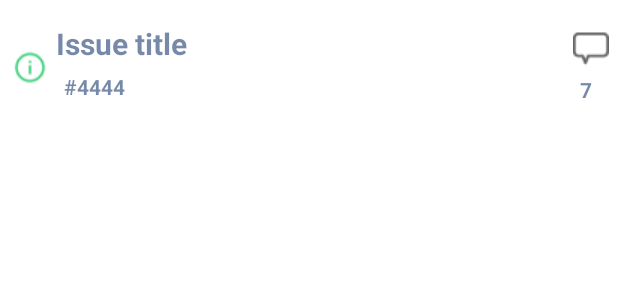
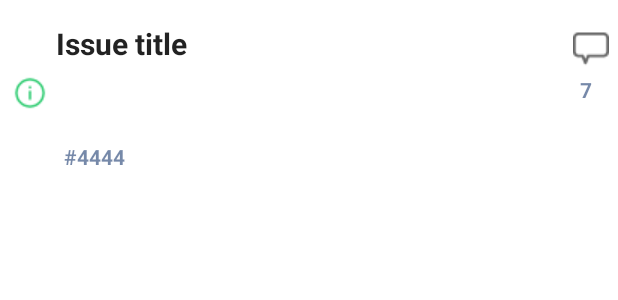
Before and after one commit to ank27/RxJava-GitApi, an Android app: the layout single_issue_view.xml on its own in the app's theme, with its tools: preview values and no code run, on a phone screen of 412 x 824 dp. Shown: the top 300 px of the screen. Run offline under Robolectric (Android 15) with nearby library versions, the phone set to English and light mode, and no system bars.

Commit message:
change toolbar

```diff
--- a/app/src/main/java/com/rxjava_github/MainActivity.java
+++ b/app/src/main/java/com/rxjava_github/MainActivity.java
@@ -4,6 +4,7 @@ import android.app.Activity;
 import android.app.AlertDialog;
 import android.content.DialogInterface;
 import android.content.Intent;
+import android.support.v4.content.ContextCompat;
 import android.support.v4.view.MenuItemCompat;
 import android.support.v7.app.AppCompatActivity;
 import android.os.Bundle;
@@ -55,7 +56,8 @@ public class MainActivity extends AppCompatActivity {
         no_issue_layout= (RelativeLayout) findViewById(R.id.no_issue_layout);
         toolbarIssues= (Toolbar) findViewById(R.id.toolbarMain);
         issue_container = (RecyclerView) findViewById(R.id.issue_container);
-
+        toolbarIssues.setTitle("Github Repo Issues");
+        toolbarIssues.setTitleTextColor(ContextCompat.getColor(activity,R.color.white));
         LinearLayoutManager layoutManager=new LinearLayoutManager(this);
         issue_container.setLayoutManager(layoutManager);
         issue_container.setHasFixedSize(true);
--- a/app/src/main/res/layout/single_issue_view.xml
+++ b/app/src/main/res/layout/single_issue_view.xml
@@ -8,14 +8,15 @@
     android:layout_marginTop="10dp">
     <RelativeLayout
         android:layout_width="match_parent"
-        android:layout_height="70dp"
+        android:layout_height="wrap_content"
         android:paddingLeft="8dp"
         android:background="@android:color/transparent">
         <ImageView
             android:layout_alignParentLeft="true"
             android:id="@+id/image"
+            android:layout_marginTop="40dp"
             android:layout_width="wrap_content"
-            android:layout_height="match_parent"
+            android:layout_height="wrap_content"
             android:src="@drawable/ic_info"
             android:scaleType="fitCenter" />
         <RelativeLayout
@@ -30,8 +31,11 @@
                 android:layout_width="match_parent"
                 android:layout_height="wrap_content"
                 android:text="Issue title"
+                android:maxLines="3"
+                android:lines="3"
                 style="@style/TextViewAppearanceMediumBold"
-                android:textColor="@color/blue_dark"
+                android:textColor="#000000"
+                android:alpha="0.87"
                 android:textSize="20sp"/>
             <TextView
                 android:id="@+id/number"
--- a/app/src/main/res/menu/menu_main.xml
+++ b/app/src/main/res/menu/menu_main.xml
@@ -4,6 +4,6 @@
     <item android:id="@+id/action_search"
         android:icon="@drawable/ic_action_search"
         android:title="Search"
-        app:showAsAction="ifRoom|collapseActionView"
+        app:showAsAction="always"
         app:actionViewClass="android.support.v7.widget.SearchView"/>
 </menu>
```
